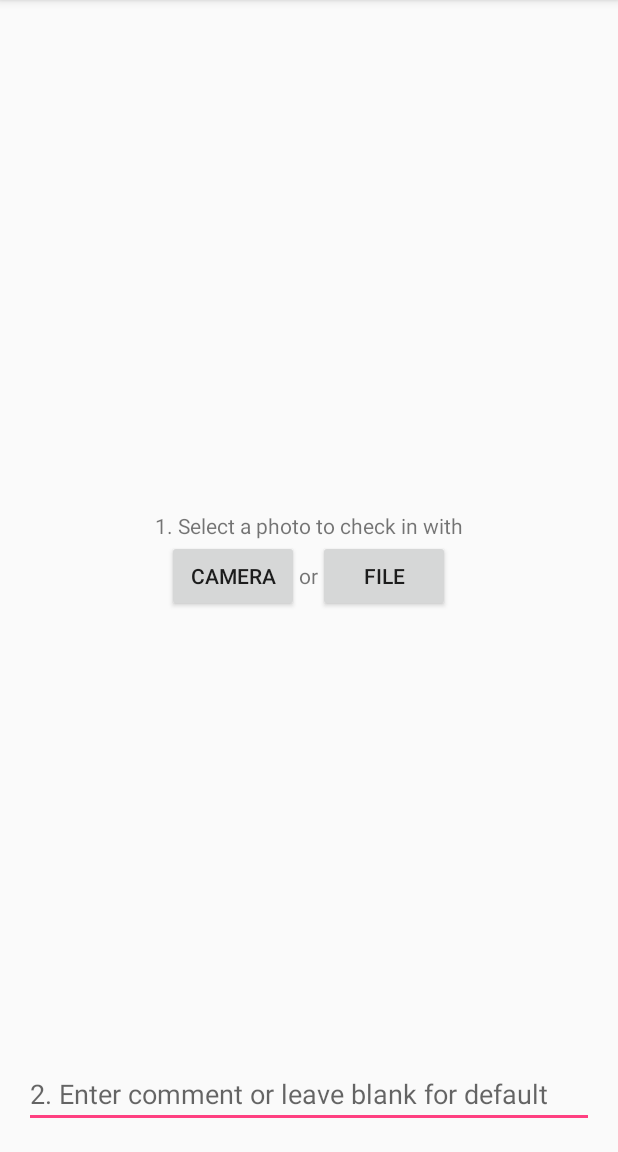
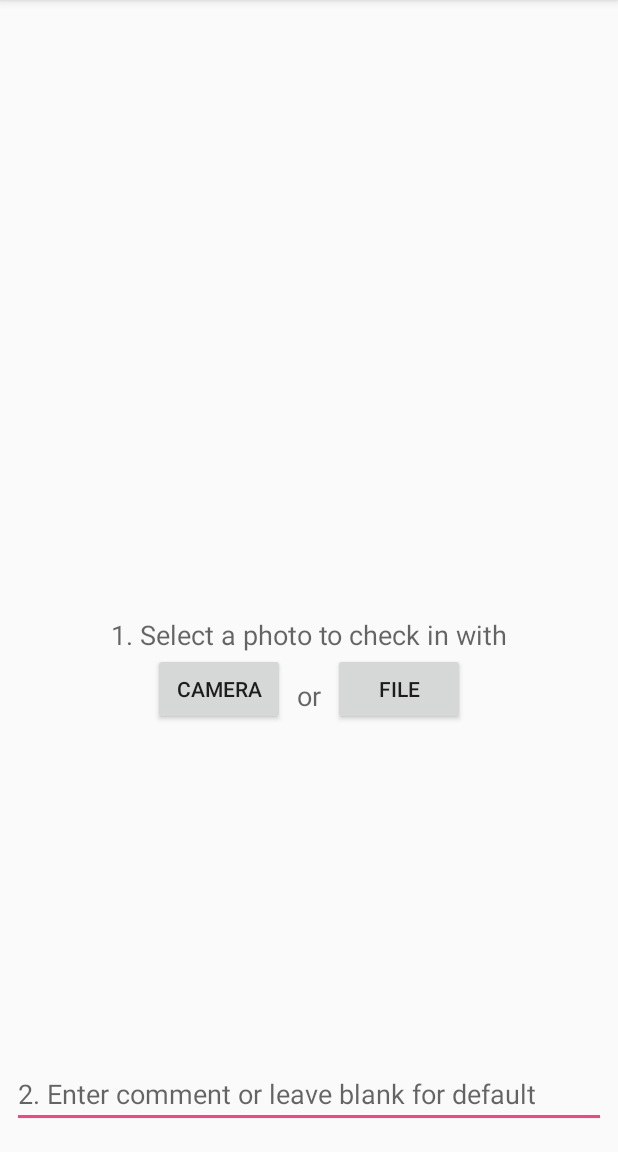
Before and after one commit to vadiwalker/MultiCheckin, an Android app: the screen it shows after launch (MainActivity), on a phone screen of 412 x 824 dp, the part 84-1236 px from its top. Run offline under Robolectric (Android 15) with nearby library versions, the phone set to English and light mode, and no system bars.

Commit message:
Changed content to use ConstraintsLayout

```diff
--- a/app/build.gradle
+++ b/app/build.gradle
@@ -26,6 +26,8 @@ dependencies {
     })
     compile 'com.android.support:appcompat-v7:25.1.0'
     compile 'com.android.support:design:25.1.0'
+    compile 'com.android.support:palette-v7:25.1.0'
+    compile 'com.android.support.constraint:constraint-layout:1.0.0-beta4'
     compile 'com.squareup.picasso:picasso:2.5.2'
     compile 'com.vk:androidsdk:1.6.7'
     testCompile 'junit:junit:4.12'
--- a/app/src/main/res/layout/content_main.xml
+++ b/app/src/main/res/layout/content_main.xml
@@ -1,83 +1,112 @@
 <?xml version="1.0" encoding="utf-8"?>
-<RelativeLayout xmlns:android="http://schemas.android.com/apk/res/android"
+<android.support.constraint.ConstraintLayout xmlns:android="http://schemas.android.com/apk/res/android"
     xmlns:app="http://schemas.android.com/apk/res-auto"
     xmlns:tools="http://schemas.android.com/tools"
     android:id="@+id/content_main"
     android:layout_width="match_parent"
     android:layout_height="match_parent"
-    android:paddingBottom="@dimen/activity_vertical_margin"
-    android:paddingLeft="@dimen/activity_horizontal_margin"
-    android:paddingRight="@dimen/activity_horizontal_margin"
-    android:paddingTop="@dimen/activity_vertical_margin"
     app:layout_behavior="@string/appbar_scrolling_view_behavior"
     tools:context="ru.ifmo.droid2016.korchagin.multicheckin.MainActivity"
     tools:showIn="@layout/activity_main">
 
     <EditText
-        android:layout_width="match_parent"
+        android:layout_width="0dp"
         android:layout_height="wrap_content"
         android:inputType="textMultiLine"
         android:ems="10"
-        android:layout_alignParentBottom="true"
-        android:layout_alignParentLeft="true"
-        android:layout_alignParentStart="true"
         android:hint="@string/step2_hint"
-        android:id="@+id/commentText" />
+        android:id="@+id/commentText"
+        android:layout_marginStart="8dp"
+        app:layout_constraintLeft_toLeftOf="parent"
+        android:layout_marginLeft="8dp"
+        app:layout_constraintBottom_toBottomOf="parent"
+        android:layout_marginBottom="16dp"
+        android:layout_marginEnd="8dp"
+        app:layout_constraintRight_toRightOf="parent"
+        android:layout_marginRight="8dp" />
 
     <ImageView
-        android:layout_width="match_parent"
-        android:layout_height="match_parent"
+        android:layout_width="0dp"
+        android:layout_height="0dp"
         android:id="@+id/step2_image"
-        android:layout_above="@+id/commentText"
-        android:layout_alignParentLeft="true"
-        android:layout_alignParentStart="true"
-        android:visibility="invisible" />
+        android:visibility="invisible"
+        android:src="@mipmap/ic_launcher"
+        android:layout_marginTop="16dp"
+        app:layout_constraintTop_toTopOf="parent"
+        android:layout_marginStart="16dp"
+        app:layout_constraintLeft_toLeftOf="parent"
+        android:layout_marginLeft="16dp"
+        android:layout_marginEnd="16dp"
+        app:layout_constraintRight_toRightOf="parent"
+        android:layout_marginRight="16dp"
+        app:layout_constraintBottom_toTopOf="@+id/commentText"
+        android:layout_marginBottom="8dp" />
 
     <TextView
         android:text="@string/step1_or"
         android:layout_width="wrap_content"
         android:layout_height="wrap_content"
-        android:layout_centerVertical="true"
-        android:layout_centerHorizontal="true"
-        android:id="@+id/step1_textOr" />
+        android:id="@+id/step1_textOr"
+        android:layout_marginTop="16dp"
+        app:layout_constraintTop_toBottomOf="@+id/step1_hint"
+        app:layout_constraintRight_toRightOf="@+id/step2_image"
+        android:layout_marginStart="16dp"
+        app:layout_constraintLeft_toLeftOf="parent"
+        android:layout_marginLeft="16dp"
+        android:textAppearance="@style/TextAppearance.AppCompat.Medium" />
 
     <Button
         android:text="@string/hint1_camera"
         android:onClick="selectPhotoFromCamera"
         android:layout_width="wrap_content"
         android:layout_height="wrap_content"
-        android:layout_centerVertical="true"
-        android:layout_toLeftOf="@+id/step1_textOr"
-        android:layout_toStartOf="@+id/step1_textOr"
-        android:id="@+id/select_camera" />
+        android:id="@+id/select_camera"
+        app:layout_constraintTop_toBottomOf="@+id/step1_hint"
+        app:layout_constraintRight_toLeftOf="@+id/step1_textOr"
+        android:layout_marginEnd="8dp"
+        android:layout_marginRight="8dp"
+        style="@style/Widget.AppCompat.Button" />
 
     <Button
         android:text="@string/hint1_file"
         android:onClick="selectPhotoFromFile"
         android:layout_width="wrap_content"
         android:layout_height="wrap_content"
-        android:layout_alignTop="@+id/select_camera"
-        android:layout_toRightOf="@+id/step1_textOr"
-        android:layout_toEndOf="@+id/step1_textOr"
-        android:id="@+id/select_file" />
+        android:id="@+id/select_file"
+        app:layout_constraintTop_toBottomOf="@+id/step1_hint"
+        android:layout_marginStart="8dp"
+        app:layout_constraintLeft_toRightOf="@+id/step1_textOr"
+        android:layout_marginLeft="8dp"
+        style="@style/Widget.AppCompat.Button" />
 
     <TextView
         android:text="@string/step1_hint"
         android:layout_width="wrap_content"
         android:layout_height="wrap_content"
-        android:layout_above="@+id/select_camera"
-        android:layout_centerHorizontal="true"
-        android:id="@+id/step1_hint"/>
+        android:id="@+id/step1_hint"
+        android:visibility="visible"
+        android:layout_marginStart="16dp"
+        app:layout_constraintLeft_toLeftOf="parent"
+        android:layout_marginLeft="16dp"
+        android:layout_marginEnd="16dp"
+        app:layout_constraintRight_toRightOf="parent"
+        android:layout_marginRight="16dp"
+        android:layout_marginTop="16dp"
+        app:layout_constraintTop_toTopOf="parent"
+        app:layout_constraintBottom_toBottomOf="@+id/step2_image"
+        app:layout_constraintVertical_bias="0.6"
+        android:textAppearance="@style/TextAppearance.AppCompat.Medium" />
 
     <Button
         android:text="@string/step2_undo"
         android:onClick="undoStep2"
         android:layout_width="wrap_content"
         android:layout_height="wrap_content"
-        android:layout_above="@+id/commentText"
-        android:layout_alignParentRight="true"
-        android:layout_alignParentEnd="true"
         android:id="@+id/step2_undo"
-        android:visibility="invisible" />
+        android:visibility="invisible"
+        app:layout_constraintBottom_toBottomOf="@+id/step2_image"
+        android:layout_marginEnd="16dp"
+        app:layout_constraintRight_toRightOf="parent"
+        android:layout_marginRight="16dp" />
 
-</RelativeLayout>
+</android.support.constraint.ConstraintLayout>
```
